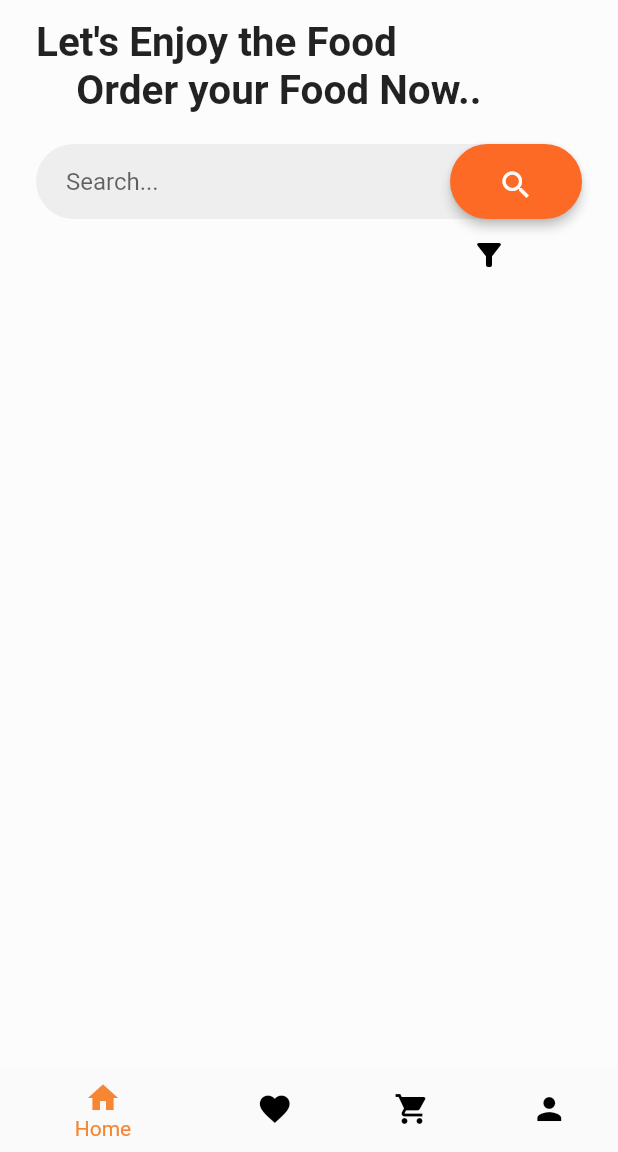
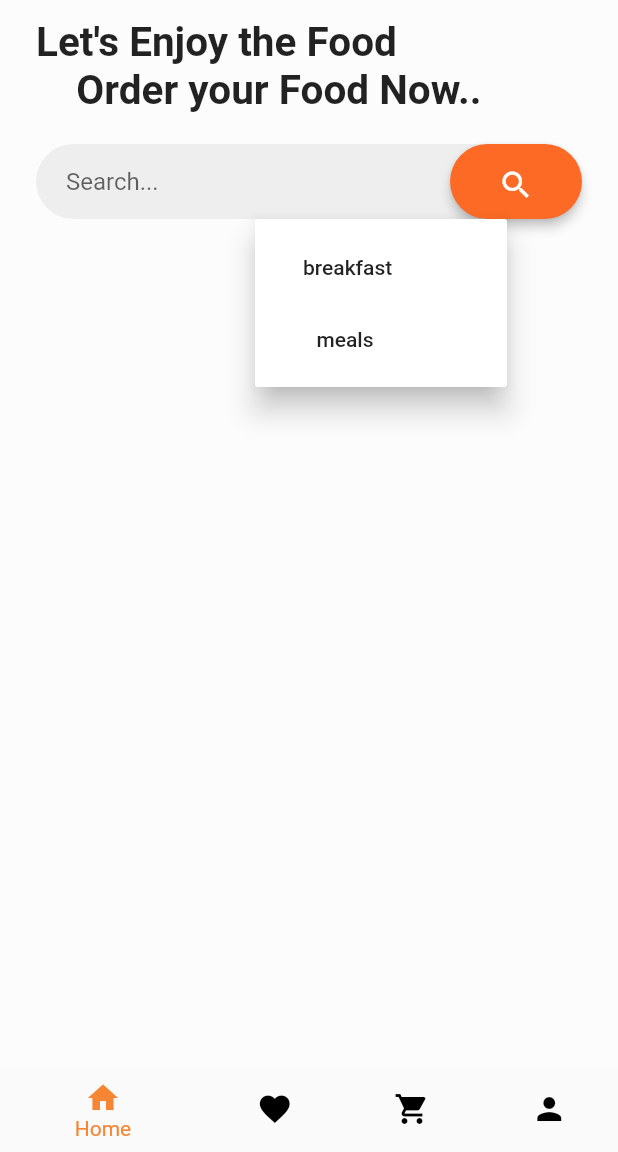
Before and after one commit to ssumanthh/Sahyadri_FoodCourt, a Flutter app: the FoodApp screen opened directly with empty values, after a tap on the "filter list alt" icon, on a phone screen of 412 x 824 dp, the part 84-1236 px from its top. Run offline on Flutter 3.47's test engine with Material 2 defaults, Android fonts, the phone set to English and light mode, and no system bars; our stand-ins replace cloud_firestore, firebase_auth, firebase_core; accounts and stored records are empty.

Commit message:
Implemented Filter

```diff
--- a/lib/home_page.dart
+++ b/lib/home_page.dart
@@ -1,3 +1,5 @@
+
+
 import 'package:cloud_firestore/cloud_firestore.dart';
 import 'package:firebase_auth/firebase_auth.dart';
 import 'package:flutter/material.dart';
@@ -33,7 +35,8 @@ class _FoodAppState extends State<FoodApp> {
   //   "https://pngimage.net/wp-content/uploads/2018/06/sizzler-png-8.png",
   // ];
   int index = 0;
-
+  bool filter = false;
+  String filterType = '';
 
   Widget _buildGride(QuerySnapshot? snapshot) {
     return GridView.builder(
@@ -43,7 +46,7 @@ class _FoodAppState extends State<FoodApp> {
         itemBuilder: (context, index) {
           final doc = snapshot.docs[index];
 
-          return foodCard(widget.auth, doc['image'], doc['name'], doc['cost'],false);
+          return Foodcard(auth:widget.auth, img:doc['image'], name:doc['name'], price:doc['cost'],available:doc['available'],added:false);
         });
   }
 
@@ -89,7 +92,21 @@ class _FoodAppState extends State<FoodApp> {
       ),
 
       //Now let's build the body of our app
-      body:index==0?Padding(
+      body:index==0?filter?StreamBuilder<QuerySnapshot>(
+                    stream: FirebaseFirestore.instance
+                        .collection("food")
+                        .where(
+                          'type',
+                          isEqualTo:filterType,
+                        )
+                        .snapshots(),
+                    builder: (context, snapshot) {
+                      print(snapshot.data);
+                      if (!snapshot.hasData) return LinearProgressIndicator();
+                      if (snapshot.hasError) return CircularProgressIndicator();
+                      return _buildGride(snapshot.data);
+                    },
+                  ):Padding(
         padding: EdgeInsets.symmetric(horizontal: 24.0, vertical: 12.0),
         child: Column(
           mainAxisAlignment: MainAxisAlignment.start,
@@ -141,17 +158,26 @@ class _FoodAppState extends State<FoodApp> {
                 ],
               ),
             ),
-            IconButton(
-              onPressed: () {},
-              tooltip: "filter",
-              icon: Icon(
-                Icons.filter_list_alt,
-                color: Colors.black,
+            Padding(
+              padding: EdgeInsets.only(left: 290),
+              child: PopupMenuButton(
+
+                child: Icon(Icons.filter_list_alt),
+                itemBuilder: (BuildContext context){
+                  return {'breakfast', 'meals'}
+                                      .map((String choice) {
+                                    return PopupMenuItem<String>(
+                                        value: choice,
+                                        child: Button(choice));
+                                  }).toList();
+                },
               ),
-              padding: EdgeInsets.only(left: 290),
             ),
+
+
             //build the food menu
             //I'm going to create a custom widget
+
             StreamBuilder<QuerySnapshot>(
               stream: FirebaseFirestore.instance.collection("food").snapshots(),
               builder: (context, snapshot) {
@@ -199,9 +225,22 @@ class _FoodAppState extends State<FoodApp> {
     );
   }
 
+
   checkIndex(int currentIndex) {
     setState(() {
       index = currentIndex;
+      filter = false;
     });
   }
+
+Widget Button(String filtersType){
+  return FlatButton(onPressed: (){
+    setState(() {
+      print(filtersType);
+      filterType = filtersType;
+      filter = true;
+    });
+  }, child: Text(filtersType));
+
 }
+}
--- a/lib/widgets/favourite.dart
+++ b/lib/widgets/favourite.dart
@@ -34,7 +34,7 @@ class _favouriteState extends State<favourite> {
         itemBuilder: (context, index) {
           final doc = snapshot.docs[index];
 
-          return foodCard(widget.auth, doc['image'], doc['name'], doc['cost'],true);
+          return Foodcard(auth:widget.auth, img:doc['image'], name:doc['name'], price:doc['cost'],available:doc['available'], added: true,);
         });
   }
 
```
